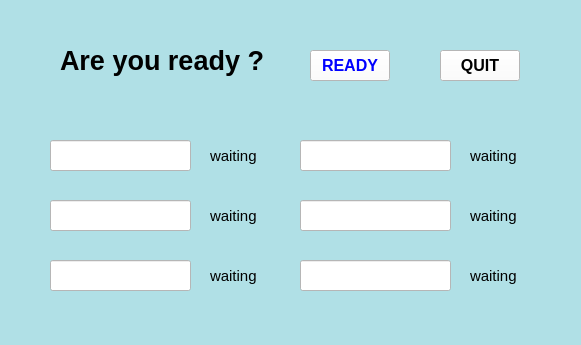
This is checker/wait.ui in AiRAM-S/Team5Checker as Qt 5 draws it before an edit. The edited form follows.
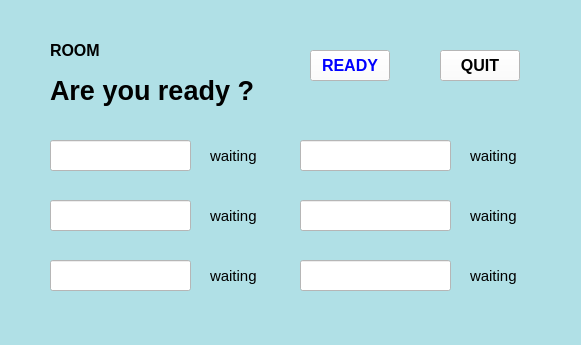
This is the edited form.

The edit to the form file:
```diff
--- a/checker/wait.ui
+++ b/checker/wait.ui
@@ -19,8 +19,8 @@
   <widget class="QLabel" name="ques">
    <property name="geometry">
     <rect>
-     <x>60</x>
-     <y>40</y>
+     <x>50</x>
+     <y>70</y>
      <width>221</width>
      <height>41</height>
     </rect>
@@ -296,6 +296,43 @@
     <string>waiting</string>
    </property>
   </widget>
+  <widget class="QLabel" name="room">
+   <property name="geometry">
+    <rect>
+     <x>50</x>
+     <y>40</y>
+     <width>54</width>
+     <height>21</height>
+    </rect>
+   </property>
+   <property name="font">
+    <font>
+     <pointsize>12</pointsize>
+     <bold>true</bold>
+    </font>
+   </property>
+   <property name="text">
+    <string>ROOM</string>
+   </property>
+  </widget>
+  <widget class="QLabel" name="roomnum">
+   <property name="geometry">
+    <rect>
+     <x>130</x>
+     <y>40</y>
+     <width>54</width>
+     <height>21</height>
+    </rect>
+   </property>
+   <property name="font">
+    <font>
+     <pointsize>11</pointsize>
+    </font>
+   </property>
+   <property name="text">
+    <string/>
+   </property>
+  </widget>
  </widget>
  <resources/>
  <connections/>
```
